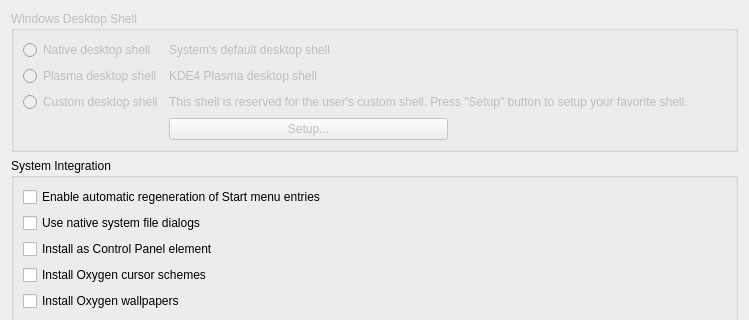
This is platforms/win/config/platform.ui in KDE/kde-runtime as Qt 5 draws it before an edit; both pictures show x 0 to 749 and y 0 to 320 of the 749 by 467 pixel window. The edited form follows.
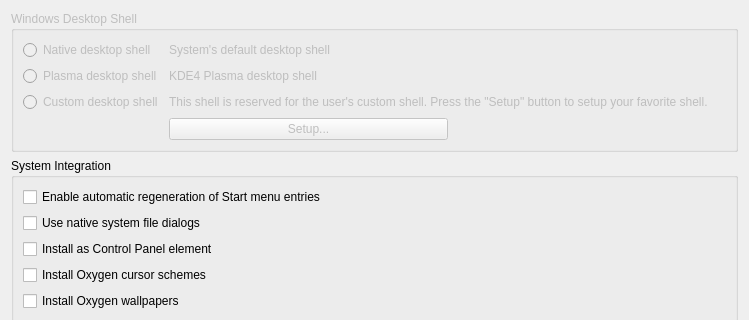
This is the edited form.

The edit to the form file:
```diff
--- a/platforms/win/config/platform.ui
+++ b/platforms/win/config/platform.ui
@@ -72,7 +72,7 @@
       <item row="2" column="1" >
        <widget class="QLabel" name="descrCustom" >
         <property name="text" >
-         <string>This shell is reserved for the user's custom shell. Press "Setup" button to setup your favorite shell.</string>
+         <string>This shell is reserved for the user's custom shell. Press the "Setup" button to setup your favorite shell.</string>
         </property>
        </widget>
       </item>
```
